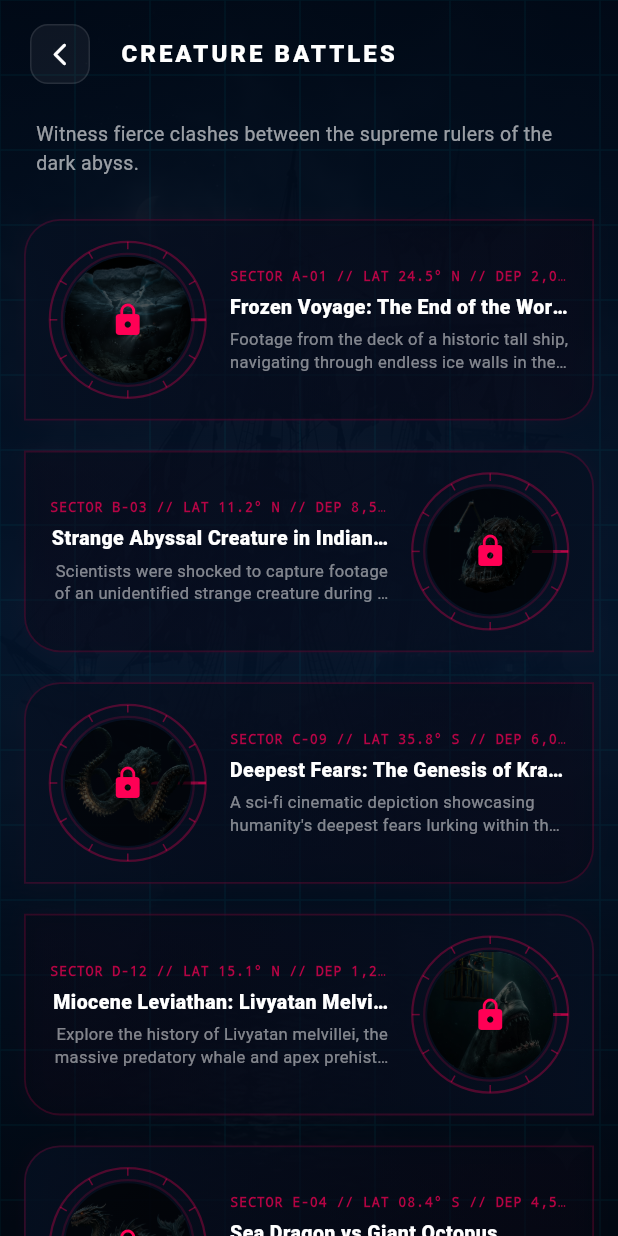
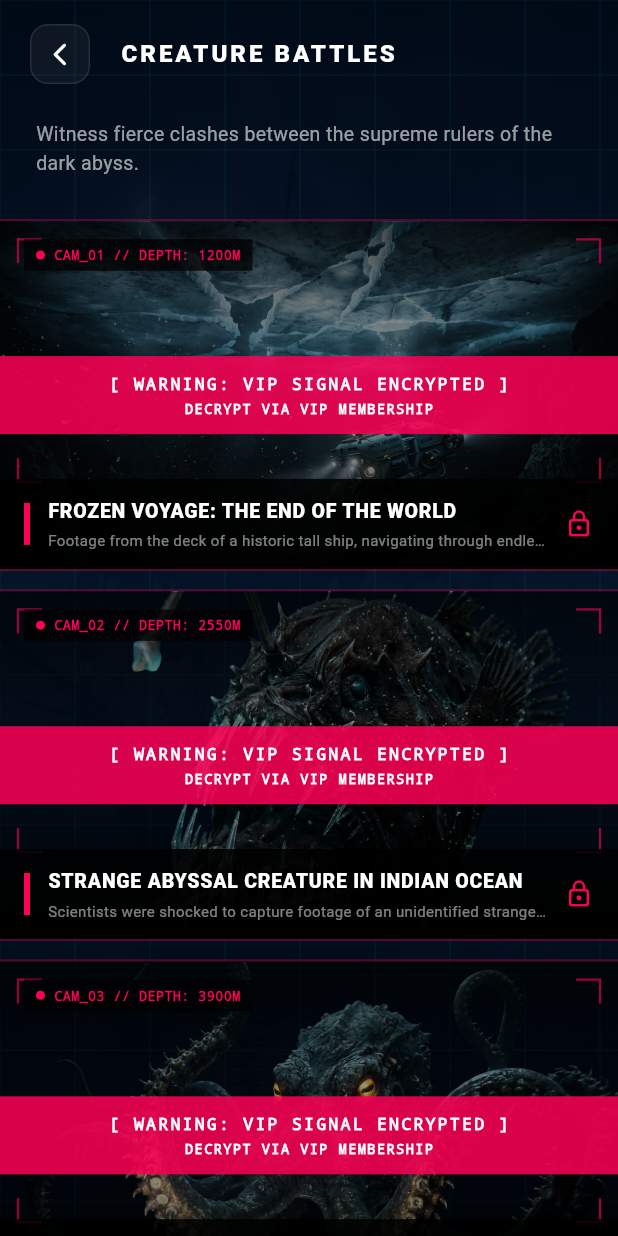
Before and after one commit to daotronghieu2532000/noiso_biensau, a Flutter app: the VideoScreen screen opened directly, on a phone screen of 412 x 824 dp. Run offline on Flutter 3.47's test engine with Material 3 defaults, Android fonts, the phone set to English and light mode, and no system bars; our stand-ins replace audioplayers, in_app_purchase, shared_preferences, video_player; accounts and stored records are empty; network calls fail.

Commit message:
style: Thay đổi thiết kế danh sách video thành Widescreen Telemetry Panels góc cạnh phá cách

```diff
--- a/lib/screens/video_screen.dart
+++ b/lib/screens/video_screen.dart
@@ -819,7 +819,7 @@ class _VideoScreenState extends State<VideoScreen> {
                               ),
                             )
                           : ListView.builder(
-                              padding: const EdgeInsets.fromLTRB(16, 8, 16, 24),
+                              padding: const EdgeInsets.only(top: 8, bottom: 24),
                               itemCount: videos.length,
                               itemBuilder: (context, index) {
                                 final video = videos[index];
@@ -1073,176 +1073,35 @@ class _VipVideoCard extends StatefulWidget {
 }
 
 class _VipVideoCardState extends State<_VipVideoCard> with SingleTickerProviderStateMixin {
-  late AnimationController _pulseController;
+  late AnimationController _animationController;
   bool _isPressed = false;
 
   @override
   void initState() {
     super.initState();
-    _pulseController = AnimationController(
+    _animationController = AnimationController(
       vsync: this,
-      duration: const Duration(seconds: 2),
+      duration: const Duration(seconds: 3),
     )..repeat();
   }
 
   @override
   void dispose() {
-    _pulseController.dispose();
+    _animationController.dispose();
     super.dispose();
   }
 
   @override
   Widget build(BuildContext context) {
-
-    final title = widget.video.getTitle(widget.languageCode);
+    final isVi = widget.languageCode == 'vi';
+    final title = widget.video.getTitle(widget.languageCode).toUpperCase();
     final desc = widget.video.getDescription(widget.languageCode);
-
-    final isEven = widget.index % 2 == 0;
-
-    // Asymmetric cyberpunk card corners
-    final cardRadius = isEven
-        ? const BorderRadius.only(
-            topLeft: Radius.circular(24),
-            bottomRight: Radius.circular(24),
-          )
-        : const BorderRadius.only(
-            topRight: Radius.circular(24),
-            bottomLeft: Radius.circular(24),
-          );
-
     final accentColor = widget.hasPremium
         ? const Color(0xFF00F0FF)
         : const Color(0xFFFF0055);
 
-    // Dynamic coordinates & sonar signals
-    final List<String> mockCoords = [
-      'SECTOR A-01 // LAT 24.5° N // DEP 2,000M',
-      'SECTOR B-03 // LAT 11.2° N // DEP 8,500M',
-      'SECTOR C-09 // LAT 35.8° S // DEP 6,000M',
-      'SECTOR D-12 // LAT 15.1° N // DEP 1,200M',
-      'SECTOR E-04 // LAT 08.4° S // DEP 4,500M',
-      'SECTOR F-07 // LAT 42.1° N // DEP 3,100M',
-    ];
-    final coordText = mockCoords[widget.index % mockCoords.length];
-
-    final portalWidget = Stack(
-      alignment: Alignment.center,
-      children: [
-        // Submarine Viewport / Sonar Radar Sweep Animation
-        SizedBox(
-          width: 104,
-          height: 104,
-          child: CustomPaint(
-            painter: _RadarRingPainter(
-              angle: _pulseController.value,
-              color: accentColor,
-            ),
-          ),
-        ),
-        // Creature Thumbnail Viewport
-        Container(
-          width: 84,
-          height: 84,
-          decoration: const BoxDecoration(
-            shape: BoxShape.circle,
-          ),
-          child: ClipOval(
-            child: Image.asset(
-              widget.video.thumbnailUrl,
-              fit: BoxFit.cover,
-            ),
-          ),
-        ),
-        // Dark Vignette/Tint Screen
-        Container(
-          width: 84,
-          height: 84,
-          decoration: BoxDecoration(
-            shape: BoxShape.circle,
-            color: Colors.black.withValues(alpha: widget.hasPremium ? 0.35 : 0.65),
-          ),
-        ),
-        // Lock / Sonar Play Button Overlay
-        if (!widget.hasPremium)
-          const Icon(
-            Icons.lock_rounded,
-            color: Color(0xFFFF0055),
-            size: 24,
-          )
-        else
-          ScaleTransition(
-            scale: Tween<double>(begin: 0.95, end: 1.05).animate(
-              CurvedAnimation(
-                parent: _pulseController,
-                curve: Curves.easeInOut,
-              ),
-            ),
-            child: Container(
-              width: 38,
-              height: 38,
-              decoration: BoxDecoration(
-                shape: BoxShape.circle,
-                color: Colors.black.withValues(alpha: 0.7),
-                border: Border.all(color: const Color(0xFF00F0FF), width: 1.5),
-              ),
-              child: const Icon(
-                Icons.play_arrow_rounded,
-                color: Color(0xFF00F0FF),
-                size: 24,
-              ),
-            ),
-          ),
-      ],
-    );
-
-    final infoWidget = Expanded(
-      child: Column(
-        crossAxisAlignment: isEven ? CrossAxisAlignment.start : CrossAxisAlignment.end,
-        mainAxisAlignment: MainAxisAlignment.center,
-        children: [
-          // Cyber Sector & Coordinate details
-          Text(
-            coordText,
-            maxLines: 1,
-            overflow: TextOverflow.ellipsis,
-            style: TextStyle(
-              color: accentColor.withValues(alpha: 0.7),
-              fontSize: 9,
-              fontFamily: 'monospace',
-              fontWeight: FontWeight.bold,
-              letterSpacing: 0.5,
-            ),
-          ),
-          const SizedBox(height: 5),
-          // Title
-          Text(
-            title,
-            maxLines: 1,
-            overflow: TextOverflow.ellipsis,
-            textAlign: isEven ? TextAlign.left : TextAlign.right,
-            style: const TextStyle(
-              color: Colors.white,
-              fontSize: 13,
-              fontWeight: FontWeight.w900,
-              letterSpacing: 0.3,
-            ),
-          ),
-          const SizedBox(height: 5),
-          // Description
-          Text(
-            desc,
-            maxLines: 2,
-            overflow: TextOverflow.ellipsis,
-            textAlign: isEven ? TextAlign.left : TextAlign.right,
-            style: TextStyle(
-              color: Colors.white.withValues(alpha: 0.5),
-              fontSize: 11,
-              height: 1.35,
-            ),
-          ),
-        ],
-      ),
-    );
+    final String camId = 'CAM_0${widget.index + 1}';
+    final String depthText = '${1200 + (widget.index * 1350)}M';
 
     return GestureDetector(
       onTapDown: (_) => setState(() => _isPressed = true),
@@ -1251,50 +1110,205 @@ class _VipVideoCardState extends State<_VipVideoCard> with SingleTickerProviderS
         widget.onTap();
       },
       onTapCancel: () => setState(() => _isPressed = false),
-      child: AnimatedScale(
-        scale: _isPressed ? 0.96 : 1.0,
-        duration: const Duration(milliseconds: 100),
-        child: AnimatedContainer(
-          duration: const Duration(milliseconds: 250),
-          margin: const EdgeInsets.only(bottom: 20),
-          padding: const EdgeInsets.symmetric(horizontal: 16, vertical: 14),
+      child: Container(
+        margin: const EdgeInsets.only(bottom: 12),
         decoration: BoxDecoration(
-            borderRadius: cardRadius,
-            border: Border.all(
-              color: accentColor.withValues(alpha: _isPressed ? 0.45 : 0.18),
-              width: 1.2,
+          border: Border.symmetric(
+            horizontal: BorderSide(
+              color: accentColor.withValues(alpha: _isPressed ? 0.8 : 0.3),
+              width: 1.5,
             ),
+          ),
+        ),
+        child: AspectRatio(
+          aspectRatio: 16 / 9,
+          child: Stack(
+            children: [
+              // 1. Full-bleed Widescreen Thumbnail
+              Positioned.fill(
+                child: Image.asset(
+                  widget.video.thumbnailUrl,
+                  fit: BoxFit.cover,
+                ),
+              ),
+
+              // 2. Scanline vignette
+              Positioned.fill(
+                child: Container(
+                  decoration: BoxDecoration(
                     gradient: LinearGradient(
-              colors: isEven
-                  ? [
-                      const Color(0xFF041021).withValues(alpha: 0.8),
-                      const Color(0xFF020712).withValues(alpha: 0.4),
-                    ]
-                  : [
-                      const Color(0xFF020712).withValues(alpha: 0.4),
-                      const Color(0xFF041021).withValues(alpha: 0.8),
+                      colors: [
+                        Colors.black.withValues(alpha: 0.7),
+                        Colors.black.withValues(alpha: 0.3),
+                        Colors.black.withValues(alpha: 0.85),
                       ],
-              begin: Alignment.centerLeft,
-              end: Alignment.centerRight,
+                      begin: Alignment.topCenter,
+                      end: Alignment.bottomCenter,
                     ),
-            boxShadow: [
-              BoxShadow(
-                color: accentColor.withValues(alpha: _isPressed ? 0.15 : 0.03),
-                blurRadius: 10,
+                  ),
+                ),
+              ),
+
+              // 3. Cyber Scanline Grid
+              Positioned.fill(
+                child: Opacity(
+                  opacity: 0.12,
+                  child: CustomPaint(
+                    painter: _ScopeGridPainter(color: accentColor),
+                  ),
+                ),
+              ),
+
+              // 4. HUD Telemetry & Brackets
+              Positioned.fill(
+                child: CustomPaint(
+                  painter: _HudScopePainter(
+                    color: accentColor,
+                    angle: _animationController.value,
+                    isLocked: !widget.hasPremium,
+                  ),
+                ),
+              ),
+
+              // 5. Glitch warning banner if locked
+              if (!widget.hasPremium)
+                Positioned.fill(
+                  child: Center(
+                    child: Container(
+                      width: double.infinity,
+                      height: 52,
+                      color: const Color(0xFFFF0055).withValues(alpha: 0.85),
+                      child: Column(
+                        mainAxisAlignment: MainAxisAlignment.center,
+                        children: [
+                          Text(
+                            isVi ? '[ CẢNH BÁO: TÍN HIỆU ĐÃ MÃ HÓA ]' : '[ WARNING: VIP SIGNAL ENCRYPTED ]',
+                            style: const TextStyle(
+                              color: Colors.white,
+                              fontSize: 11,
+                              fontWeight: FontWeight.w900,
+                              fontFamily: 'monospace',
+                              letterSpacing: 1.5,
+                            ),
+                          ),
+                          const SizedBox(height: 2),
+                          Text(
+                            isVi ? 'KÍCH HOẠT VIP ĐỂ GIẢI MÃ' : 'DECRYPT VIA VIP MEMBERSHIP',
+                            style: const TextStyle(
+                              color: Colors.white,
+                              fontSize: 9,
+                              fontFamily: 'monospace',
+                              fontWeight: FontWeight.bold,
+                              letterSpacing: 1,
+                            ),
                           ),
                         ],
                       ),
+                    ),
+                  ),
+                ),
+
+              // 6. Cam status tag
+              Positioned(
+                top: 12,
+                left: 16,
+                child: Container(
+                  padding: const EdgeInsets.symmetric(horizontal: 8, vertical: 4),
+                  color: Colors.black.withValues(alpha: 0.75),
                   child: Row(
-            children: isEven
-                ? [
-                    portalWidget,
-                    const SizedBox(width: 16),
-                    infoWidget,
-                  ]
-                : [
-                    infoWidget,
-                    const SizedBox(width: 16),
-                    portalWidget,
+                    children: [
+                      Container(
+                        width: 6,
+                        height: 6,
+                        decoration: BoxDecoration(
+                          shape: BoxShape.circle,
+                          color: widget.hasPremium ? const Color(0xFF00FF66) : const Color(0xFFFF0055),
+                        ),
+                      ),
+                      const SizedBox(width: 6),
+                      Text(
+                        '$camId // DEPTH: $depthText',
+                        style: TextStyle(
+                          color: accentColor,
+                          fontSize: 9,
+                          fontWeight: FontWeight.bold,
+                          fontFamily: 'monospace',
+                        ),
+                      ),
+                    ],
+                  ),
+                ),
+              ),
+
+              // 7. Information Bottom Bar (Full-Width, sharp)
+              Positioned(
+                bottom: 0,
+                left: 0,
+                right: 0,
+                child: Container(
+                  color: Colors.black.withValues(alpha: 0.85),
+                  padding: const EdgeInsets.symmetric(horizontal: 16, vertical: 12),
+                  child: Row(
+                    crossAxisAlignment: CrossAxisAlignment.center,
+                    children: [
+                      Container(
+                        width: 4,
+                        height: 28,
+                        color: accentColor,
+                      ),
+                      const SizedBox(width: 12),
+                      Expanded(
+                        child: Column(
+                          crossAxisAlignment: CrossAxisAlignment.start,
+                          children: [
+                            Text(
+                              title,
+                              maxLines: 1,
+                              overflow: TextOverflow.ellipsis,
+                              style: const TextStyle(
+                                color: Colors.white,
+                                fontSize: 13,
+                                fontWeight: FontWeight.w900,
+                                letterSpacing: 0.5,
+                              ),
+                            ),
+                            const SizedBox(height: 3),
+                            Text(
+                              desc,
+                              maxLines: 1,
+                              overflow: TextOverflow.ellipsis,
+                              style: TextStyle(
+                                color: Colors.white.withValues(alpha: 0.5),
+                                fontSize: 10,
+                              ),
+                            ),
+                          ],
+                        ),
+                      ),
+                      const SizedBox(width: 12),
+                      if (widget.hasPremium)
+                        Container(
+                          width: 32,
+                          height: 32,
+                          decoration: BoxDecoration(
+                            border: Border.all(color: const Color(0xFF00F0FF), width: 1.5),
+                          ),
+                          child: const Icon(
+                            Icons.play_arrow_rounded,
+                            color: Color(0xFF00F0FF),
+                            size: 20,
+                          ),
+                        )
+                      else
+                        const Icon(
+                          Icons.lock_outline_rounded,
+                          color: Color(0xFFFF0055),
+                          size: 20,
+                        ),
+                    ],
+                  ),
+                ),
+              ),
             ],
           ),
         ),
@@ -1303,60 +1317,84 @@ class _VipVideoCardState extends State<_VipVideoCard> with SingleTickerProviderS
   }
 }
 
-class _RadarRingPainter extends CustomPainter {
-  final double angle;
+class _ScopeGridPainter extends CustomPainter {
   final Color color;
-
-  _RadarRingPainter({required this.angle, required this.color});
+  _ScopeGridPainter({required this.color});
 
   @override
   void paint(Canvas canvas, Size size) {
-    final center = Offset(size.width / 2, size.height / 2);
-    final radius = size.width / 2;
+    final paint = Paint()
+      ..color = color.withValues(alpha: 0.15)
+      ..strokeWidth = 0.5;
 
+    for (double y = 0; y < size.height; y += 12) {
+      canvas.drawLine(Offset(0, y), Offset(size.width, y), paint);
+    }
+  }
+
+  @override
+  bool shouldRepaint(covariant CustomPainter oldDelegate) => false;
+}
+
+class _HudScopePainter extends CustomPainter {
+  final Color color;
+  final double angle;
+  final bool isLocked;
+
+  _HudScopePainter({required this.color, required this.angle, required this.isLocked});
+
+  @override
+  void paint(Canvas canvas, Size size) {
     final paint = Paint()
-      ..color = color.withValues(alpha: 0.3)
+      ..color = color.withValues(alpha: 0.6)
       ..strokeWidth = 1.5
       ..style = PaintingStyle.stroke;
 
-    // Draw outer radar boundary
-    canvas.drawCircle(center, radius, paint);
+    final double w = size.width;
+    final double h = size.height;
+    const double len = 16.0;
 
-    // Draw inner border rim
-    canvas.drawCircle(center, radius - 8, paint..color = color.withValues(alpha: 0.15));
+    canvas.drawPath(
+        Path()
+          ..moveTo(12, 12 + len)
+          ..lineTo(12, 12)
+          ..lineTo(12 + len, 12),
+        paint);
 
-    // Draw compass degree markers (ticks)
-    final tickPaint = Paint()
-      ..color = color.withValues(alpha: 0.4)
-      ..strokeWidth = 1.0;
+    canvas.drawPath(
+        Path()
+          ..moveTo(w - 12 - len, 12)
+          ..lineTo(w - 12, 12)
+          ..lineTo(w - 12, 12 + len),
+        paint);
 
-    for (int i = 0; i < 360; i += 30) {
-      final rad = i * math.pi / 180;
-      final start = Offset(
-        center.dx + (radius - 5) * math.cos(rad),
-        center.dy + (radius - 5) * math.sin(rad),
-      );
-      final end = Offset(
-        center.dx + radius * math.cos(rad),
-        center.dy + radius * math.sin(rad),
-      );
-      canvas.drawLine(start, end, tickPaint);
+    canvas.drawPath(
+        Path()
+          ..moveTo(12, h - 58 - len)
+          ..lineTo(12, h - 58)
+          ..lineTo(12 + len, h - 58),
+        paint);
+
+    canvas.drawPath(
+        Path()
+          ..moveTo(w - 12 - len, h - 58)
+          ..lineTo(w - 12, h - 58)
+          ..lineTo(w - 12, h - 58 - len),
+        paint);
+
+    if (!isLocked) {
+      final center = Offset(w / 2, (h - 48) / 2);
+      const crossSize = 10.0;
+      canvas.drawLine(Offset(center.dx - crossSize, center.dy), Offset(center.dx + crossSize, center.dy), paint);
+      canvas.drawLine(Offset(center.dx, center.dy - crossSize), Offset(center.dx, center.dy + crossSize), paint);
+
+      final ringRadius = 24.0 + (math.sin(angle * 2 * math.pi) * 4.0);
+      canvas.drawCircle(center, ringRadius, paint..color = color.withValues(alpha: 0.25));
     }
-
-    // Active sweep radar ray
-    final sweepPaint = Paint()
-      ..color = color.withValues(alpha: 0.5)
-      ..strokeWidth = 2.0;
-    final sweepRad = angle * 2 * math.pi;
-    final sweepEnd = Offset(
-      center.dx + radius * math.cos(sweepRad),
-      center.dy + radius * math.sin(sweepRad),
-    );
-    canvas.drawLine(center, sweepEnd, sweepPaint);
   }
 
   @override
-  bool shouldRepaint(_RadarRingPainter oldDelegate) {
-    return oldDelegate.angle != angle || oldDelegate.color != color;
+  bool shouldRepaint(covariant _HudScopePainter oldDelegate) {
+    return oldDelegate.angle != angle || oldDelegate.color != color || oldDelegate.isLocked != isLocked;
   }
 }
```
Lines whose indentation alone changed are shown as unchanged.
